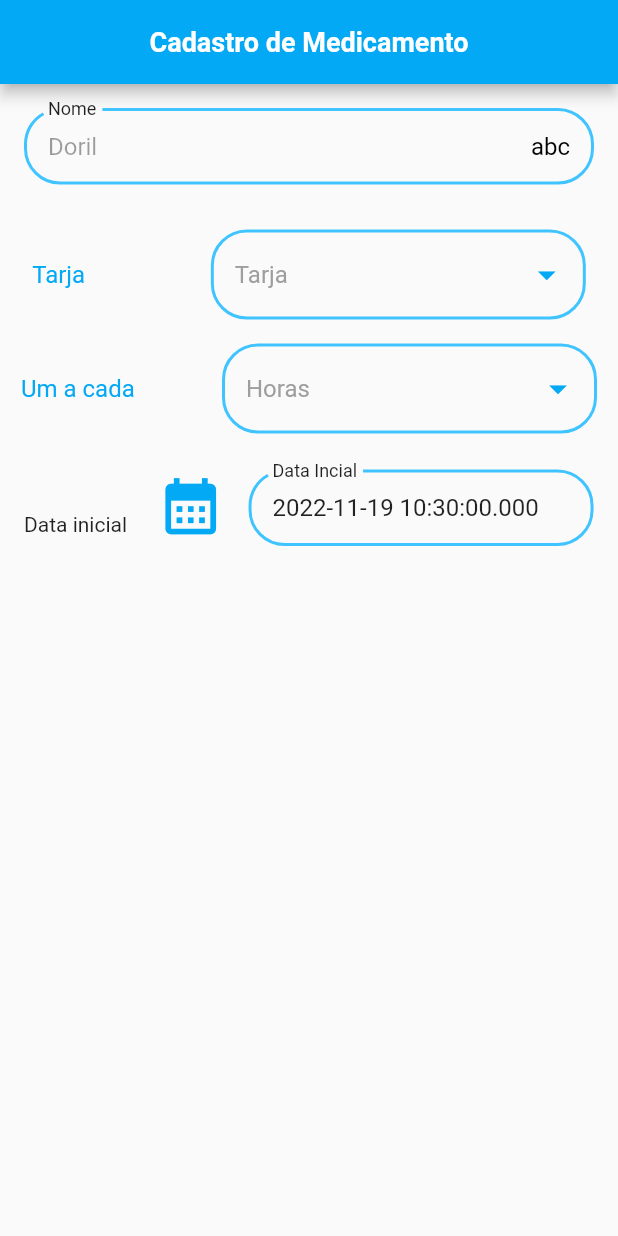
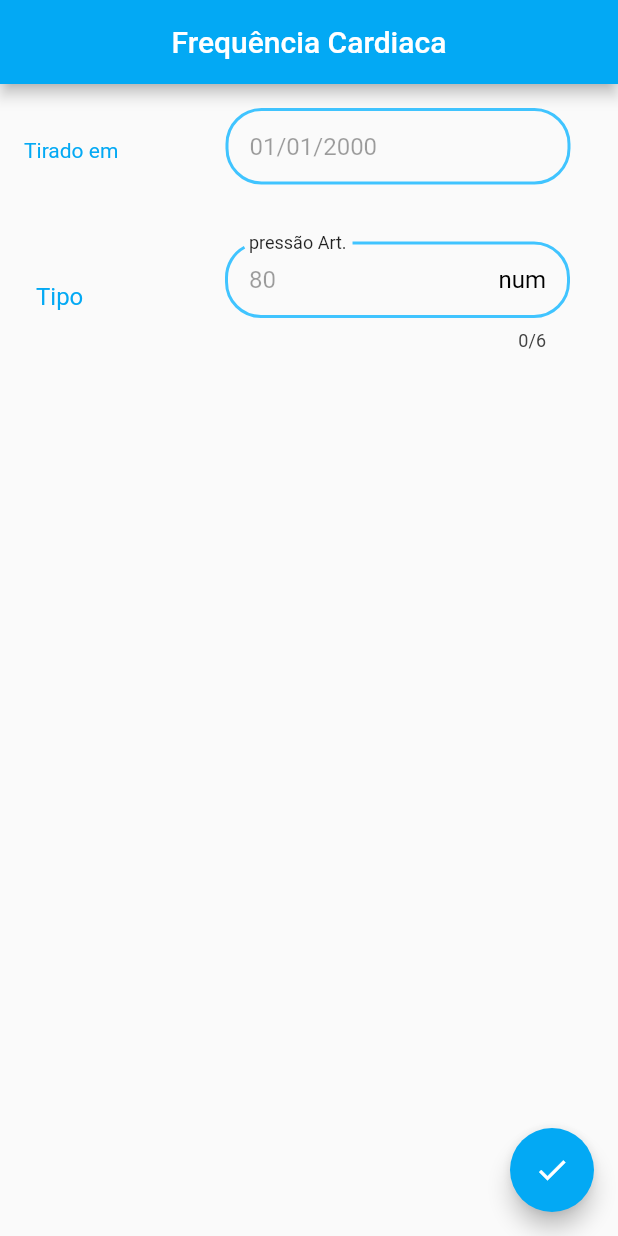
Before and after one commit to gabrielschut/Paciente-DIgital, a Flutter app: the screen it shows after launch, on a phone screen of 412 x 824 dp. Run offline on Flutter 3.47's test engine with Material 2 defaults, Android fonts, the phone set to English and light mode, and no system bars; our stand-ins replace mask_text_input_formatter, sqflite; accounts and stored records are empty.

Commit message:
feat: Creating the new component(hava some fails on it), refactoring a lot of things. Need to put the requireds controller on the insert screens

```diff
--- a/lib/main.dart
+++ b/lib/main.dart
@@ -1,5 +1,5 @@
 import 'package:flutter/material.dart';
-import 'package:paciente_digital/screens/new_medicine_screen.dart';
+import 'package:paciente_digital/screens/afericoes/frequencia_cardiaca/new_freq_cardiaca_screen.dart';
 import 'package:paciente_digital/theme/paciente_digital_input_theme.dart';
 
 void main() {
@@ -22,7 +22,7 @@ class _PacienteDigitalState extends State<PacienteDigital> {
         primarySwatch: Colors.lightBlue,
         inputDecorationTheme: PacienteDIgitalInputTheme().theme(),
       ),
-      home: NewMedicine(),
+      home: NewFreqCardiaca(),
     );
   }
 }
--- a/lib/repository/eliminacoes_repository.dart
+++ b/lib/repository/eliminacoes_repository.dart
@@ -1,5 +1,5 @@
 import 'package:flutter/cupertino.dart';
-import 'package:paciente_digital/model/afericoes/eliminaces.dart';
+import 'package:paciente_digital/model/afericoes/eliminacoes.dart';
 import 'package:sqflite/sqflite.dart';
 
 import '../db/database.dart';
--- /dev/null
+++ b/lib/screens/afericoes/frequencia_cardiaca/new_freq_cardiaca_screen.dart
@@ -0,0 +1,76 @@
+import 'package:flutter/material.dart';
+import 'package:paciente_digital/widgets/components/date_picker_field.dart';
+import 'package:paciente_digital/widgets/components/number_field.dart';
+
+class NewFreqCardiaca extends StatefulWidget {
+  const NewFreqCardiaca({Key? key}) : super(key: key);
+
+  @override
+  State<NewFreqCardiaca> createState() => _NewFreqCardiacaState();
+}
+
+class _NewFreqCardiacaState extends State<NewFreqCardiaca> {
+  final TextEditingController _dateController = TextEditingController();
+
+  @override
+  Widget build(BuildContext context) {
+    return Scaffold(
+      appBar: AppBar(
+        title: const Center(
+          child: Text(
+            "Frequência Cardiaca",
+            style: TextStyle(
+              color: Colors.white,
+            ),
+          ),
+        ),
+      ),
+      body: Column(
+        children: [
+          DatePickerField(
+            hint: "01/01/2000",
+            dateFieldName: "Tirado em ",
+            suffix: "",
+            initialDateController: _dateController,
+          ),
+          Row(
+            mainAxisAlignment: MainAxisAlignment.spaceBetween,
+            children: const [
+              Padding(
+                padding: EdgeInsets.fromLTRB(24, 0, 0, 0),
+                child: Text(
+                  'Tipo',
+                  style: TextStyle(
+                    fontSize: 16,
+                    color: Colors.lightBlue,
+                    fontWeight: FontWeight.w400,
+                  ),
+                ),
+              ),
+              Padding(
+                padding: EdgeInsets.fromLTRB(0, 0, 32, 0),
+                child: SizedBox(
+                  width: 230,
+                  child: NumberField(
+                    hint: "80",
+                    fieldName: "pressão Art.",
+                    suffix: "num",
+                  ),
+                ),
+              ),
+            ],
+          )
+        ],
+      ),
+      floatingActionButton: FloatingActionButton(
+        onPressed: () {
+          //chamar o save frequencia cardiaca.
+        },
+        child: Icon(
+          Icons.check,
+          color: Colors.white,
+        ),
+      ),
+    );
+  }
+}
--- a/lib/screens/pacientes_select.dart
+++ b/lib/screens/paciente/pacientes_select.dart
@@ -1,6 +1,6 @@
 import 'package:flutter/material.dart';
 
-import '../widgets/cards/paciente_card.dart';
+import '../../widgets/cards/paciente_card.dart';
 
 class PacienteSelect extends StatefulWidget {
   const PacienteSelect({Key? key}) : super(key: key);
--- a/lib/widgets/components/date_picker_field.dart
+++ b/lib/widgets/components/date_picker_field.dart
@@ -1,15 +1,18 @@
 import 'package:flutter/material.dart';
+import 'package:mask_text_input_formatter/mask_text_input_formatter.dart';
 
 class DatePickerField extends StatefulWidget {
   final String hint;
-  final String fieldName;
   final String suffix;
+  final String dateFieldName;
+  final TextEditingController? initialDateController;
 
   const DatePickerField({
     Key? key,
     required this.hint,
-    required this.fieldName,
     required this.suffix,
+    required this.dateFieldName,
+    this.initialDateController,
   }) : super(key: key);
 
   @override
@@ -17,55 +20,47 @@ class DatePickerField extends StatefulWidget {
 }
 
 class _DatePickerFieldState extends State<DatePickerField> {
-  DateTime _dateTime = DateTime.now();
+  final maskDate = MaskTextInputFormatter(mask: '##/##/####');
 
   @override
   Widget build(BuildContext context) {
     return Material(
       child: Padding(
-          padding: EdgeInsets.fromLTRB(16, 8, 0, 8),
+          padding: const EdgeInsets.fromLTRB(16, 8, 0, 8),
           child: Row(
             children: [
               Padding(
-                padding: EdgeInsets.fromLTRB(0, 0, 12, 0),
-                child: Text("Data inicial"),
+                padding: const EdgeInsets.fromLTRB(0, 0, 12, 16),
+                child: Text(
+                  widget.dateFieldName,
+                  style: const TextStyle(
+                    color: Colors.lightBlue,
+                  ),
+                ),
+              ),
+              const Padding(
+                padding: EdgeInsets.fromLTRB(40, 0, 8, 0),
+                child: SizedBox(),
               ),
               Padding(
-                padding: EdgeInsets.fromLTRB(0, 0, 0, 24),
-                child: IconButton(
-                  color: Colors.lightBlue,
-                  iconSize: 45,
-                  splashColor: Colors.lightBlue[100],
-                  onPressed: () {
-                    CalendarDatePicker(
-                      initialDate: DateTime.now(),
-                      lastDate: DateTime(2130),
-                      firstDate: DateTime(1900),
-                      onDateChanged: (DateTime value) {
-                        _dateTime = value;
-                      },
-                    );
-                  }, icon: Icon(Icons.calendar_month),
-                ),
-              ),
-              Padding(
-                padding: EdgeInsets.all(8),
-                child: Container(
+                padding: const EdgeInsets.all(8),
+                child: SizedBox(
                   width: 230,
-                  child: TextFormField(
-                    style: TextStyle(
-                      color: Colors.black87,
+                  child: Flexible(
+                    child: TextFormField(
+                      inputFormatters: [maskDate],
+                      keyboardType: const TextInputType.numberWithOptions(
+                        decimal: true,
+                        signed: false,
+                      ),
+                      style: const TextStyle(
+                        color: Colors.black87,
+                      ),
+                      decoration: InputDecoration(
+                        helperText: "",
+                        hintText: widget.hint,
+                      ),
                     ),
-                    decoration: InputDecoration(
-                      helperText: widget.suffix,
-                      hintText: widget.hint,
-                      labelText: widget.fieldName,
-                      labelStyle: TextStyle(
-                        color: Colors.lightBlue,
-                      ),
-                      suffixText: widget.suffix,
-                    ),
-                    initialValue: _dateTime.toString(),
                   ),
                 ),
               ),
--- a/lib/widgets/components/dropdown_field.dart
+++ b/lib/widgets/components/dropdown_field.dart
@@ -19,6 +19,11 @@ class DropdownField extends StatelessWidget {
         ),
       ),
       value: (value != null)? null : value,
+      style: TextStyle(
+        fontSize: 14,
+        color: Colors.black,
+
+      ),
       iconSize: 28,
       iconEnabledColor: Colors.lightBlue,
     );
--- a/lib/widgets/components/multilene_field.dart
+++ b/lib/widgets/components/multilene_field.dart
@@ -11,7 +11,7 @@ class _MultilineFieldState extends State<MultilineField> {
   @override
   Widget build(BuildContext context) {
     return TextFormField(
-      maxLines: 5,
+      maxLines: 8,
       maxLength: 255,
       decoration: InputDecoration(
         helperText: "",
@@ -19,7 +19,6 @@ class _MultilineFieldState extends State<MultilineField> {
         label: Row(
           mainAxisSize: MainAxisSize.min,
           children: const [
-            Icon(Icons.abc_rounded),
             Padding(
               padding: EdgeInsets.only(left: 8),
               child: Text(
--- a/pubspec.yaml
+++ b/pubspec.yaml
@@ -37,6 +37,8 @@ dependencies:
 
   #format datetime
   intl: ^0.17.0
+
+  mask_text_input_formatter: ^2.4.0
 
   # The following adds the Cupertino Icons font to your application.
   # Use with the CupertinoIcons class for iOS style icons.
```
Also changed, not shown: lib/screens/afericoes/eliminacoes/new_eliminiacao_screen.dart (added, +68 -0 lines), lib/screens/medicine/new_medicine_screen.dart (renamed from lib/screens/new_medicine_screen.dart, +14 -2 lines), lib/model/afericoes/eliminacoes.dart (renamed from lib/model/afericoes/eliminaces.dart), lib/screens/paciente/edit_paciente_form_screen.dart (renamed from lib/screens/edit_paciente_form_screen.dart), lib/screens/paciente/new_paciente_form_screen.dart (renamed from lib/screens/new_paciente_form_screen.dart), pubspec.lock.
